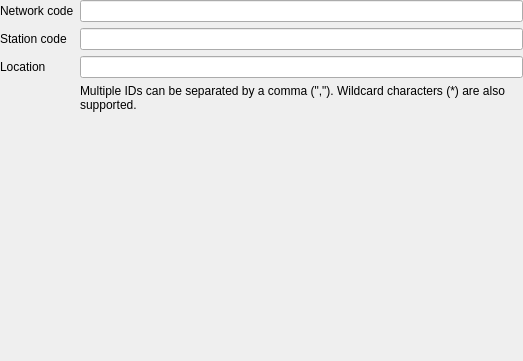
Above: qquake/ui/filter_station_by_id_widget_base.ui from INGV/qquake before the change. Below: the same form after it.
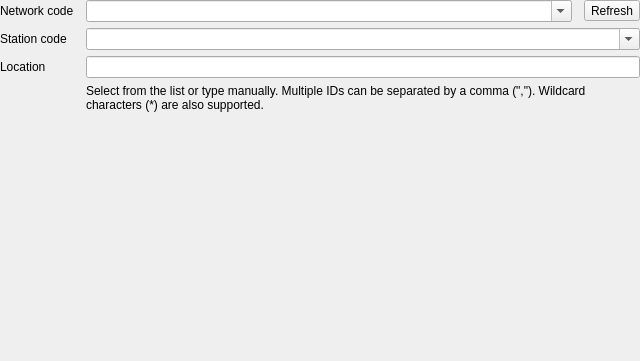
That is the form after the change. Custom widgets are drawn as their Qt base class.

What changed in the file:
```diff
--- a/qquake/ui/filter_station_by_id_widget_base.ui
+++ b/qquake/ui/filter_station_by_id_widget_base.ui
@@ -6,7 +6,7 @@
    <rect>
     <x>0</x>
     <y>0</y>
-    <width>523</width>
+    <width>640</width>
     <height>361</height>
    </rect>
   </property>
@@ -26,10 +26,93 @@
    <property name="bottomMargin">
     <number>0</number>
    </property>
+   <property name="horizontalSpacing">
+    <number>12</number>
+   </property>
+   <item row="0" column="0">
+    <widget class="QLabel" name="label_2">
+     <property name="text">
+      <string>Network code</string>
+     </property>
+    </widget>
+   </item>
+   <item row="0" column="1">
+    <widget class="QComboBox" name="edit_network_code">
+     <property name="sizePolicy">
+      <sizepolicy hsizetype="Expanding" vsizetype="Fixed">
+       <horstretch>0</horstretch>
+       <verstretch>0</verstretch>
+      </sizepolicy>
+     </property>
+     <property name="editable">
+      <bool>true</bool>
+     </property>
+     <property name="insertPolicy">
+      <enum>QComboBox::NoInsert</enum>
+     </property>
+    </widget>
+   </item>
+   <item row="0" column="2">
+    <widget class="QToolButton" name="button_refresh_networks">
+     <property name="text">
+      <string>Refresh</string>
+     </property>
+    </widget>
+   </item>
+   <item row="1" column="0">
+    <widget class="QLabel" name="label_3">
+     <property name="text">
+      <string>Station code</string>
+     </property>
+    </widget>
+   </item>
+   <item row="1" column="1" colspan="2">
+    <widget class="QComboBox" name="edit_station_code">
+     <property name="sizePolicy">
+      <sizepolicy hsizetype="Expanding" vsizetype="Fixed">
+       <horstretch>0</horstretch>
+       <verstretch>0</verstretch>
+      </sizepolicy>
+     </property>
+     <property name="editable">
+      <bool>true</bool>
+     </property>
+     <property name="insertPolicy">
+      <enum>QComboBox::NoInsert</enum>
+     </property>
+    </widget>
+   </item>
+   <item row="2" column="0">
+    <widget class="QLabel" name="label_4">
+     <property name="text">
+      <string>Location</string>
+     </property>
+    </widget>
+   </item>
+   <item row="2" column="1" colspan="2">
+    <widget class="QLineEdit" name="edit_location_code">
+     <property name="sizePolicy">
+      <sizepolicy hsizetype="Expanding" vsizetype="Fixed">
+       <horstretch>0</horstretch>
+       <verstretch>0</verstretch>
+      </sizepolicy>
+     </property>
+    </widget>
+   </item>
+   <item row="4" column="1" colspan="2">
+    <widget class="QLabel" name="label">
+     <property name="text">
+      <string>Select from the list or type manually. Multiple IDs can be separated by a comma (&quot;,&quot;). Wildcard characters (*) are also supported.</string>
+     </property>
+     <property name="wordWrap">
+      <bool>true</bool>
+     </property>
+    </widget>
+   </item>
    <item row="7" column="0" colspan="3">
     <widget class="OutputTableOptionsWidget" name="output_table_options_widget" native="true"/>
    </item>
-   <item row="8" column="0">
+   <item row="8" column="0" colspan="3">
     <spacer name="verticalSpacer">
      <property name="orientation">
       <enum>Qt::Vertical</enum>
@@ -42,46 +125,6 @@
      </property>
     </spacer>
    </item>
-   <item row="1" column="2">
-    <widget class="QLineEdit" name="edit_station_code"/>
-   </item>
-   <item row="2" column="0" colspan="2">
-    <widget class="QLabel" name="label_4">
-     <property name="text">
-      <string>Location</string>
-     </property>
-    </widget>
-   </item>
-   <item row="2" column="2">
-    <widget class="QLineEdit" name="edit_location_code"/>
-   </item>
-   <item row="0" column="2">
-    <widget class="QLineEdit" name="edit_network_code"/>
-   </item>
-   <item row="4" column="2">
-    <widget class="QLabel" name="label">
-     <property name="text">
-      <string>Multiple IDs can be separated by a comma (&quot;,&quot;). Wildcard characters (*) are also supported.</string>
-     </property>
-     <property name="wordWrap">
-      <bool>true</bool>
-     </property>
-    </widget>
-   </item>
-   <item row="1" column="0" colspan="2">
-    <widget class="QLabel" name="label_3">
-     <property name="text">
-      <string>Station code</string>
-     </property>
-    </widget>
-   </item>
-   <item row="0" column="0" colspan="2">
-    <widget class="QLabel" name="label_2">
-     <property name="text">
-      <string>Network code</string>
-     </property>
-    </widget>
-   </item>
   </layout>
  </widget>
  <customwidgets>
```
